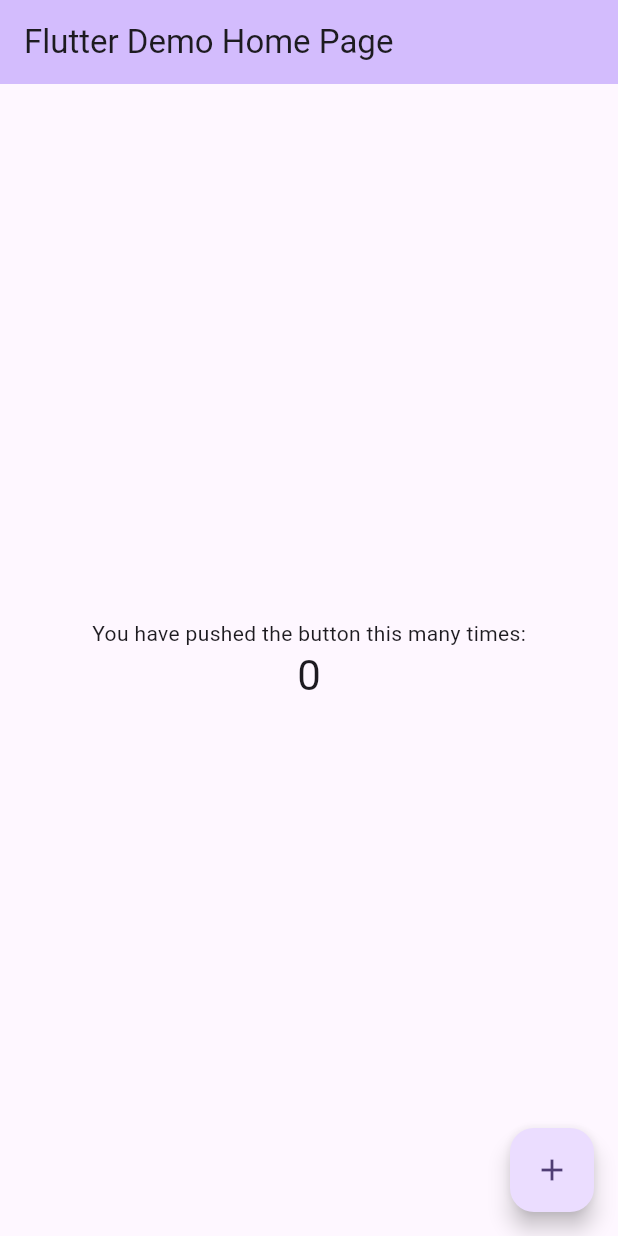
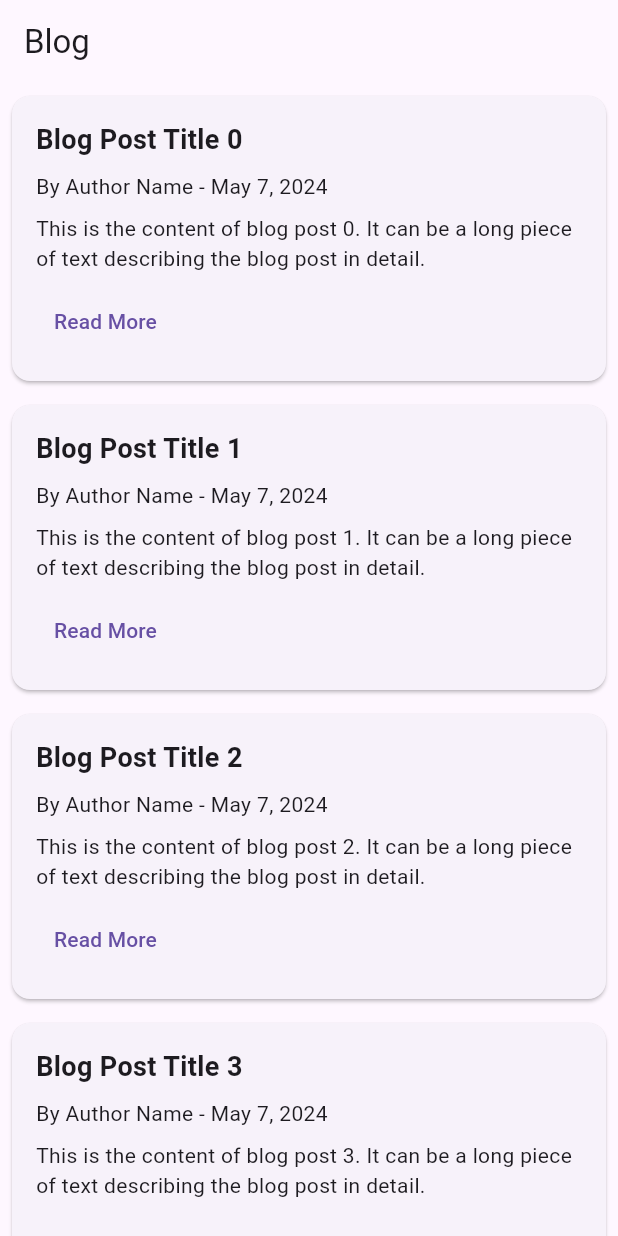
Before and after one commit to mitheelramdaw/Development, a Flutter app: the screen it shows after launch, on a phone screen of 412 x 824 dp. Run offline on Flutter 3.47's test engine with Material 3 defaults, Android fonts, the phone set to English and light mode, and no system bars.

Commit message:
deleted unnecessary directory

```diff
--- a/certapp/lib/main.dart
+++ b/certapp/lib/main.dart
@@ -5,121 +5,94 @@
 }
 
 class MyApp extends StatelessWidget {
-  const MyApp({super.key});
+  const MyApp({Key? key}) : super(key: key);
 
-  // This widget is the root of your application.
   @override
   Widget build(BuildContext context) {
     return MaterialApp(
-      title: 'Flutter Demo',
+      title: 'Blog App',
       theme: ThemeData(
-        // This is the theme of your application.
-        //
-        // TRY THIS: Try running your application with "flutter run". You'll see
-        // the application has a purple toolbar. Then, without quitting the app,
-        // try changing the seedColor in the colorScheme below to Colors.green
-        // and then invoke "hot reload" (save your changes or press the "hot
-        // reload" button in a Flutter-supported IDE, or press "r" if you used
-        // the command line to start the app).
-        //
-        // Notice that the counter didn't reset back to zero; the application
-        // state is not lost during the reload. To reset the state, use hot
-        // restart instead.
-        //
-        // This works for code too, not just values: Most code changes can be
-        // tested with just a hot reload.
-        colorScheme: ColorScheme.fromSeed(seedColor: Colors.deepPurple),
-        useMaterial3: true,
+        primarySwatch: Colors.blue,
       ),
-      home: const MyHomePage(title: 'Flutter Demo Home Page'),
+      home: const BlogHomePage(),
     );
   }
 }
 
-class MyHomePage extends StatefulWidget {
-  const MyHomePage({super.key, required this.title});
-
-  // This widget is the home page of your application. It is stateful, meaning
-  // that it has a State object (defined below) that contains fields that affect
-  // how it looks.
-
-  // This class is the configuration for the state. It holds the values (in this
-  // case the title) provided by the parent (in this case the App widget) and
-  // used by the build method of the State. Fields in a Widget subclass are
-  // always marked "final".
-
-  final String title;
-
-  @override
-  State<MyHomePage> createState() => _MyHomePageState();
-}
-
-class _MyHomePageState extends State<MyHomePage> {
-  int _counter = 0;
-
-  void _incrementCounter() {
-    setState(() {
-      // This call to setState tells the Flutter framework that something has
-      // changed in this State, which causes it to rerun the build method below
-      // so that the display can reflect the updated values. If we changed
-      // _counter without calling setState(), then the build method would not be
-      // called again, and so nothing would appear to happen.
-      _counter++;
-    });
-  }
+class BlogHomePage extends StatelessWidget {
+  const BlogHomePage({Key? key}) : super(key: key);
 
   @override
   Widget build(BuildContext context) {
-    // This method is rerun every time setState is called, for instance as done
-    // by the _incrementCounter method above.
-    //
-    // The Flutter framework has been optimized to make rerunning build methods
-    // fast, so that you can just rebuild anything that needs updating rather
-    // than having to individually change instances of widgets.
     return Scaffold(
       appBar: AppBar(
-        // TRY THIS: Try changing the color here to a specific color (to
-        // Colors.amber, perhaps?) and trigger a hot reload to see the AppBar
-        // change color while the other colors stay the same.
-        backgroundColor: Theme.of(context).colorScheme.inversePrimary,
-        // Here we take the value from the MyHomePage object that was created by
-        // the App.build method, and use it to set our appbar title.
-        title: Text(widget.title),
+        title: const Text('Blog'),
       ),
-      body: Center(
-        // Center is a layout widget. It takes a single child and positions it
-        // in the middle of the parent.
+      body: ListView.builder(
+        itemCount: 5, // Change this number to the actual number of blog posts
+        itemBuilder: (BuildContext context, int index) {
+          // Replace this with your actual blog post data
+          return BlogPostItem(
+            title: 'Blog Post Title $index',
+            author: 'Author Name',
+            date: 'May 7, 2024',
+            content:
+                'This is the content of blog post $index. It can be a long piece of text describing the blog post in detail.',
+          );
+        },
+      ),
+    );
+  }
+}
+
+class BlogPostItem extends StatelessWidget {
+  final String title;
+  final String author;
+  final String date;
+  final String content;
+
+  const BlogPostItem({
+    required this.title,
+    required this.author,
+    required this.date,
+    required this.content,
+    Key? key,
+  }) : super(key: key);
+
+  @override
+  Widget build(BuildContext context) {
+    return Card(
+      margin: const EdgeInsets.all(8.0),
+      child: Padding(
+        padding: const EdgeInsets.all(16.0),
         child: Column(
-          // Column is also a layout widget. It takes a list of children and
-          // arranges them vertically. By default, it sizes itself to fit its
-          // children horizontally, and tries to be as tall as its parent.
-          //
-          // Column has various properties to control how it sizes itself and
-          // how it positions its children. Here we use mainAxisAlignment to
-          // center the children vertically; the main axis here is the vertical
-          // axis because Columns are vertical (the cross axis would be
-          // horizontal).
-          //
-          // TRY THIS: Invoke "debug painting" (choose the "Toggle Debug Paint"
-          // action in the IDE, or press "p" in the console), to see the
-          // wireframe for each widget.
-          mainAxisAlignment: MainAxisAlignment.center,
-          children: <Widget>[
-            const Text(
-              'You have pushed the button this many times:',
+          crossAxisAlignment: CrossAxisAlignment.start,
+          children: [
+            Text(
+              title,
+              style: TextStyle(fontSize: 18, fontWeight: FontWeight.bold), // Using a custom style
             ),
+            const SizedBox(height: 8.0),
             Text(
-              '$_counter',
-              style: Theme.of(context).textTheme.headlineMedium,
+              'By $author - $date',
+              style: TextStyle(fontSize: 14, fontWeight: FontWeight.normal), // Using a custom style
+            ),
+            const SizedBox(height: 8.0),
+            Text(
+              content,
+              maxLines: 3, // Limit the number of lines shown for content
+              overflow: TextOverflow.ellipsis,
+            ),
+            const SizedBox(height: 8.0),
+            TextButton(
+              onPressed: () {
+                // Implement navigation to full blog post page
+              },
+              child: const Text('Read More'),
             ),
           ],
         ),
       ),
-      floatingActionButton: FloatingActionButton(
-        onPressed: _incrementCounter,
-        tooltip: 'Increment',
-        child: const Icon(Icons.add),
-      ), // This trailing comma makes auto-formatting nicer for build methods.
     );
   }
 }
--- a/my_flutter_app/lib/main.dart
+++ /dev/null
@@ -1,125 +0,0 @@
-import 'package:flutter/material.dart';
-
-void main() {
-  runApp(const MyApp());
-}
-
-class MyApp extends StatelessWidget {
-  const MyApp({super.key});
-
-  // This widget is the root of your application.
-  @override
-  Widget build(BuildContext context) {
-    return MaterialApp(
-      title: 'Flutter Demo',
-      theme: ThemeData(
-        // This is the theme of your application.
-        //
-        // TRY THIS: Try running your application with "flutter run". You'll see
-        // the application has a purple toolbar. Then, without quitting the app,
-        // try changing the seedColor in the colorScheme below to Colors.green
-        // and then invoke "hot reload" (save your changes or press the "hot
-        // reload" button in a Flutter-supported IDE, or press "r" if you used
-        // the command line to start the app).
-        //
-        // Notice that the counter didn't reset back to zero; the application
-        // state is not lost during the reload. To reset the state, use hot
-        // restart instead.
-        //
-        // This works for code too, not just values: Most code changes can be
-        // tested with just a hot reload.
-        colorScheme: ColorScheme.fromSeed(seedColor: const Color.fromARGB(255, 255, 0, 0)),
-        useMaterial3: true,
-      ),
-      home: const MyHomePage(title: 'Flutter Demo Home Page'),
-    );
-  }
-}
-
-class MyHomePage extends StatefulWidget {
-  const MyHomePage({super.key, required this.title});
-
-  // This widget is the home page of your application. It is stateful, meaning
-  // that it has a State object (defined below) that contains fields that affect
-  // how it looks.
-
-  // This class is the configuration for the state. It holds the values (in this
-  // case the title) provided by the parent (in this case the App widget) and
-  // used by the build method of the State. Fields in a Widget subclass are
-  // always marked "final".
-
-  final String title;
-
-  @override
-  State<MyHomePage> createState() => _MyHomePageState();
-}
-
-class _MyHomePageState extends State<MyHomePage> {
-  int _counter = 0;
-
-  void _incrementCounter() {
-    setState(() {
-      // This call to setState tells the Flutter framework that something has
-      // changed in this State, which causes it to rerun the build method below
-      // so that the display can reflect the updated values. If we changed
-      // _counter without calling setState(), then the build method would not be
-      // called again, and so nothing would appear to happen.
-      _counter++;
-    });
-  }
-
-  @override
-  Widget build(BuildContext context) {
-    // This method is rerun every time setState is called, for instance as done
-    // by the _incrementCounter method above.
-    //
-    // The Flutter framework has been optimized to make rerunning build methods
-    // fast, so that you can just rebuild anything that needs updating rather
-    // than having to individually change instances of widgets.
-    return Scaffold(
-      appBar: AppBar(
-        // TRY THIS: Try changing the color here to a specific color (to
-        // Colors.amber, perhaps?) and trigger a hot reload to see the AppBar
-        // change color while the other colors stay the same.
-        backgroundColor: Theme.of(context).colorScheme.inversePrimary,
-        // Here we take the value from the MyHomePage object that was created by
-        // the App.build method, and use it to set our appbar title.
-        title: Text(widget.title),
-      ),
-      body: Center(
-        // Center is a layout widget. It takes a single child and positions it
-        // in the middle of the parent.
-        child: Column(
-          // Column is also a layout widget. It takes a list of children and
-          // arranges them vertically. By default, it sizes itself to fit its
-          // children horizontally, and tries to be as tall as its parent.
-          //
-          // Column has various properties to control how it sizes itself and
-          // how it positions its children. Here we use mainAxisAlignment to
-          // center the children vertically; the main axis here is the vertical
-          // axis because Columns are vertical (the cross axis would be
-          // horizontal).
-          //
-          // TRY THIS: Invoke "debug painting" (choose the "Toggle Debug Paint"
-          // action in the IDE, or press "p" in the console), to see the
-          // wireframe for each widget.
-          mainAxisAlignment: MainAxisAlignment.center,
-          children: <Widget>[
-            const Text(
-              'You have pushed the button this many times:',
-            ),
-            Text(
-              '$_counter',
-              style: Theme.of(context).textTheme.headlineMedium,
-            ),
-          ],
-        ),
-      ),
-      floatingActionButton: FloatingActionButton(
-        onPressed: _incrementCounter,
-        tooltip: 'Increment',
-        child: const Icon(Icons.add),
-      ), // This trailing comma makes auto-formatting nicer for build methods.
-    );
-  }
-}
```
Also changed, not shown: my_flutter_app/analysis_options.yaml (deleted, +0 -28 lines), my_flutter_app/pubspec.yaml (deleted, +0 -90 lines), my_flutter_app/pubspec.lock (deleted), 124 other files.
